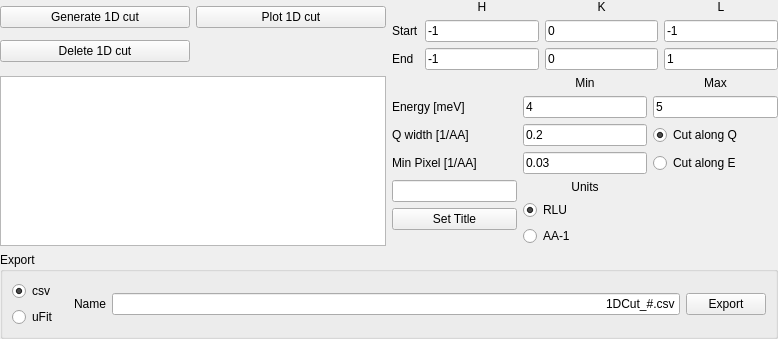
Before: the Qt Designer form src/main/resources/base/Views/Cut1D.ui in MJOLNIRPackage/MJOLNIR-GUI, drawn with Qt 5.
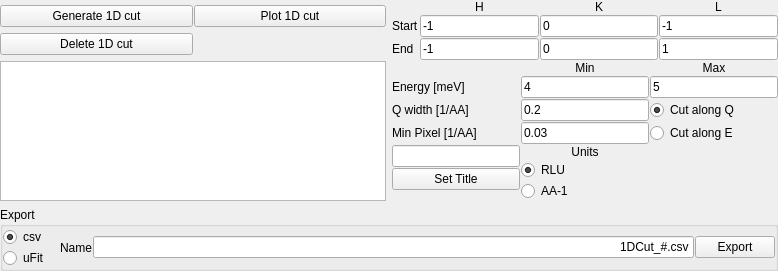
After: the same form once the commit is applied.

Patch:
```diff
--- a/src/main/resources/base/Views/Cut1D.ui
+++ b/src/main/resources/base/Views/Cut1D.ui
@@ -7,7 +7,7 @@
     <x>0</x>
     <y>0</y>
     <width>778</width>
-    <height>322</height>
+    <height>269</height>
    </rect>
   </property>
   <property name="windowTitle">
@@ -28,8 +28,17 @@
    </property>
    <item>
     <layout class="QGridLayout" name="gridLayout">
+     <property name="horizontalSpacing">
+      <number>6</number>
+     </property>
+     <property name="verticalSpacing">
+      <number>1</number>
+     </property>
      <item row="0" column="0">
       <layout class="QGridLayout" name="gridLayout_2">
+       <property name="spacing">
+        <number>1</number>
+       </property>
        <item row="0" column="0">
         <widget class="QPushButton" name="Cut1D_Generate1D_button">
          <property name="toolTip">
@@ -89,6 +98,9 @@
      </item>
      <item row="0" column="1">
       <layout class="QGridLayout" name="gridLayout_3">
+       <property name="spacing">
+        <number>1</number>
+       </property>
        <item row="1" column="0">
         <widget class="QLabel" name="Cut1D_StartLabel">
          <property name="toolTip">
@@ -245,6 +257,9 @@
      </item>
      <item row="1" column="1">
       <layout class="QGridLayout" name="gridLayout_4">
+       <property name="spacing">
+        <number>1</number>
+       </property>
        <item row="1" column="1">
         <widget class="QLineEdit" name="Cut1D_EMin_lineEdit">
          <property name="toolTip">
@@ -521,6 +536,21 @@
       <string>Export</string>
      </property>
      <layout class="QHBoxLayout" name="horizontalLayout_2">
+      <property name="spacing">
+       <number>1</number>
+      </property>
+      <property name="leftMargin">
+       <number>0</number>
+      </property>
+      <property name="topMargin">
+       <number>0</number>
+      </property>
+      <property name="rightMargin">
+       <number>0</number>
+      </property>
+      <property name="bottomMargin">
+       <number>0</number>
+      </property>
       <item>
        <layout class="QVBoxLayout" name="verticalLayout_3">
         <property name="sizeConstraint">
```
